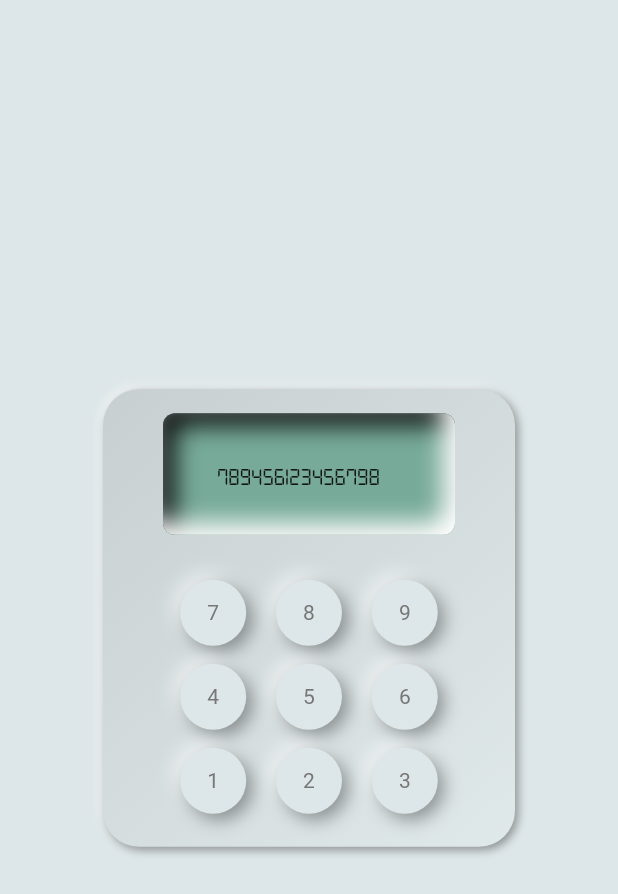
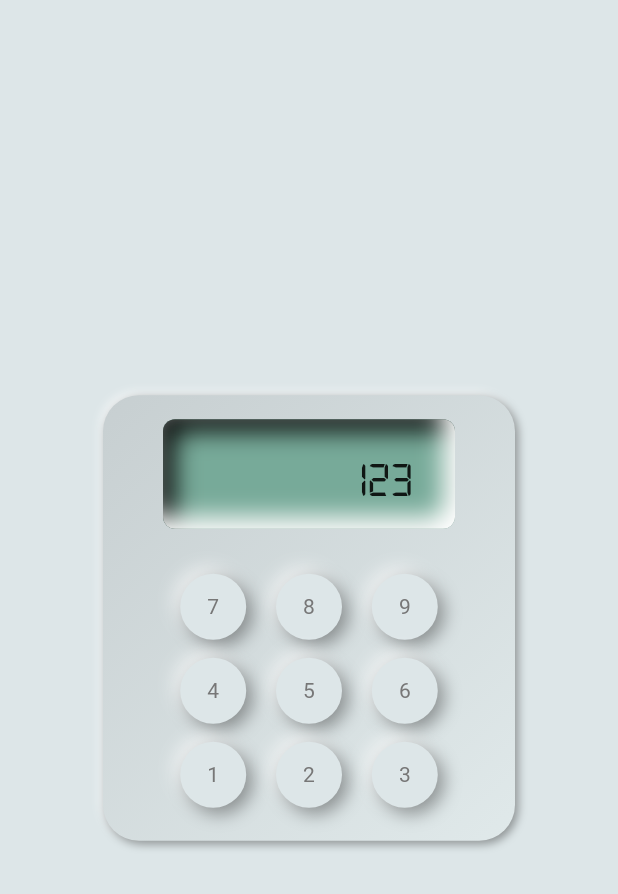
Before and after one commit to felipers84/altura-ideal, a Flutter app: the screen it shows after launch, on a phone screen of 412 x 824 dp. Shown: the top 894 px of the screen. Run offline on Flutter 3.47's test engine with Material 2 defaults, Android fonts, the phone set to English and light mode, and no system bars; drawn by our look-alikes of flutter_neumorphic.

Commit message:
Ajustes no layout

```diff
--- a/lib/main.dart
+++ b/lib/main.dart
@@ -61,13 +61,14 @@ class _MyHomePageState extends State<MyHomePage> {
                         padding: EdgeInsets.symmetric(horizontal: 24),
                         child: Neumorphic(
                           child: Padding(
-                            padding: const EdgeInsets.all(36),
+                            padding: const EdgeInsets.all(28),
                             child: Text(
-                              "789456123456798",
+                              "123",
+                              textAlign: TextAlign.right,
                               style: Theme.of(context)
                                   .textTheme
                                   .bodyText1
-                                  .copyWith(fontSize: 16),
+                                  .copyWith(fontSize: 32),
                             ),
                           ),
                           style: NeumorphicStyle(
```
